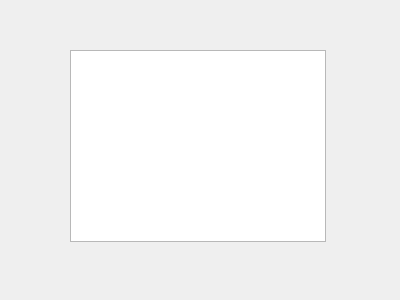
Above: validationclassboxes.ui from alexismailov2/yolo-labeling-tool before the change. Below: the same form after it.
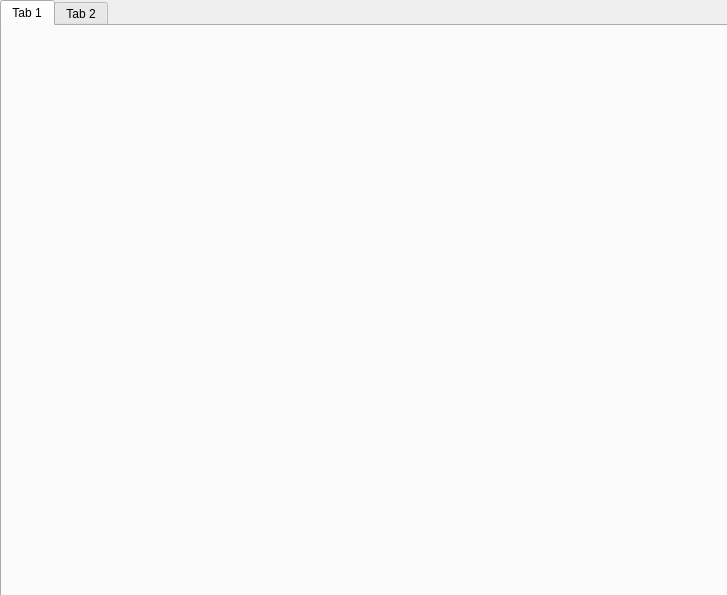
That is the form after the change.

What changed in the file:
```diff
--- a/validationclassboxes.ui
+++ b/validationclassboxes.ui
@@ -6,22 +6,41 @@
    <rect>
     <x>0</x>
     <y>0</y>
-    <width>400</width>
-    <height>300</height>
+    <width>727</width>
+    <height>595</height>
    </rect>
   </property>
   <property name="windowTitle">
    <string>Dialog</string>
   </property>
-  <widget class="QColumnView" name="columnView">
+  <widget class="QWidget" name="verticalLayoutWidget">
    <property name="geometry">
     <rect>
-     <x>70</x>
-     <y>50</y>
-     <width>256</width>
-     <height>192</height>
+     <x>0</x>
+     <y>0</y>
+     <width>731</width>
+     <height>601</height>
     </rect>
    </property>
+   <layout class="QVBoxLayout" name="verticalLayout">
+    <item>
+     <widget class="QTabWidget" name="tabWidget">
+      <property name="currentIndex">
+       <number>0</number>
+      </property>
+      <widget class="QWidget" name="tab">
+       <attribute name="title">
+        <string>Tab 1</string>
+       </attribute>
+      </widget>
+      <widget class="QWidget" name="tab_2">
+       <attribute name="title">
+        <string>Tab 2</string>
+       </attribute>
+      </widget>
+     </widget>
+    </item>
+   </layout>
   </widget>
  </widget>
  <resources/>
```
